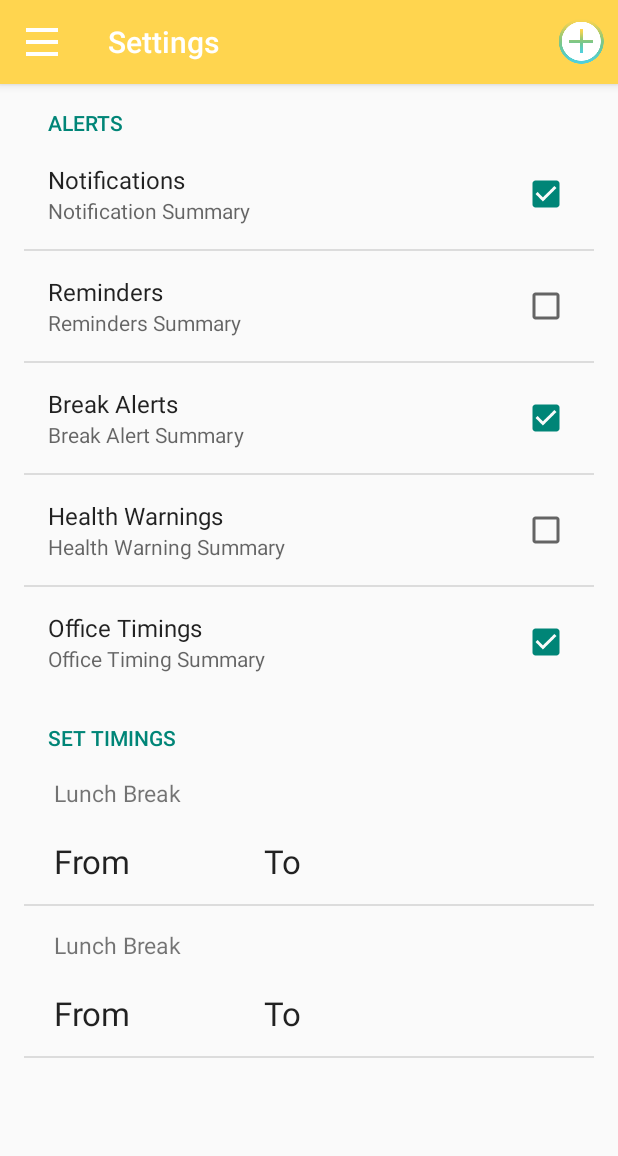
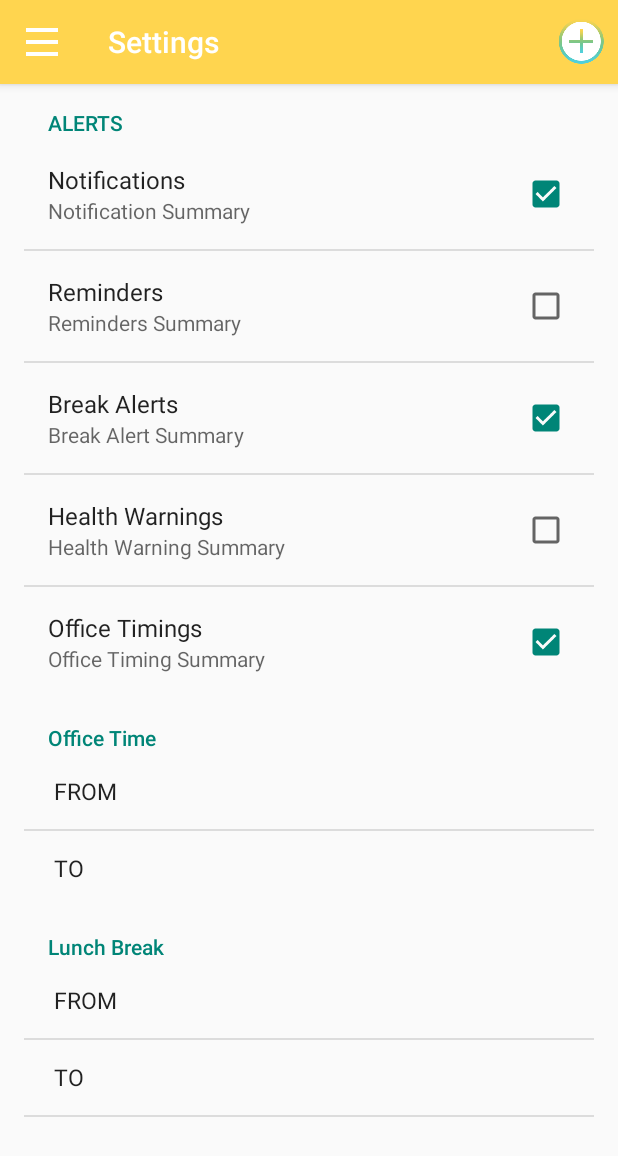
Before and after one commit to gouthamkrishna/Deskmote-android, an Android app: the fragment SettingsFragment placed in its activity, on a phone screen of 412 x 824 dp. Shown: the top 1156 px of the screen. Run offline under Robolectric (Android 15) with nearby library versions, the light colour scheme and no system bars; 3 statements that could not run were skipped.

Commit message:
Updated Settings

```diff
--- a/Navigation/app/src/main/java/com/beaconapp/user/navigation/fragments/SettingsFragment.java
+++ b/Navigation/app/src/main/java/com/beaconapp/user/navigation/fragments/SettingsFragment.java
@@ -2,22 +2,17 @@ package com.beaconapp.user.navigation.fragments;
 
 
 import android.annotation.TargetApi;
-import android.app.Fragment;
 import android.app.TimePickerDialog;
-import android.content.Intent;
 import android.content.SharedPreferences;
 import android.os.Build;
 import android.os.Bundle;
 import android.preference.Preference;
 import android.preference.PreferenceManager;
-import android.view.View;
-import android.widget.Button;
 import android.widget.TextView;
 import android.widget.TimePicker;
-import android.widget.Toast;
 
+import com.beaconapp.user.navigation.R;
 import com.beaconapp.user.navigation.activities.MainActivity;
-import com.beaconapp.user.navigation.R;
 
 import java.util.Calendar;
 
@@ -26,7 +21,7 @@ public class SettingsFragment extends PreferenceFragment implements TimePickerDi
 
     int timepickerID;
 
-    Preference pref_key_office_time, pref_key_lunch_break;
+    Preference pref_office_time_from, pref_lunch_break_to, pref_office_time_to, pref_lunch_break_from;
     TextView officeTimeFrom, officeTimeTo, lunchTimeFrom, lunchTimeTo;
     String picked_time, officeFrom, officeTo, lunchFrom, lunchTo;
     SharedPreferences sharedPref;
@@ -40,7 +35,7 @@ public class SettingsFragment extends PreferenceFragment implements TimePickerDi
     public void onCreate(Bundle savedInstanceState) {
         super.onCreate(savedInstanceState);
 
-        ((MainActivity)getActivity()).getSupportActionBar().setTitle("Settings");
+        ((MainActivity) getActivity()).getSupportActionBar().setTitle("Settings");
 
         addPreferencesFromResource(R.xml.preferences);
 
@@ -51,65 +46,56 @@ public class SettingsFragment extends PreferenceFragment implements TimePickerDi
         lunchFrom = sharedPref.getString("lunch_start_time", "13 : 00");
         lunchTo = sharedPref.getString("lunch_end_time", "13 : 30");
 
-        pref_key_office_time = findPreference("pref_key_office_time");
-        pref_key_lunch_break = findPreference("pref_key_lunch_break");
+        pref_office_time_from = findPreference("pref_key_office_time_from");
+        pref_lunch_break_to = findPreference("pref_key_lunch_break_to");
+        pref_office_time_to = findPreference("pref_key_office_time_to");
+        pref_lunch_break_from = findPreference("pref_key_lunch_break_from");
 
-        pref_key_office_time.setOnPreferenceClickListener(new Preference.OnPreferenceClickListener() {
+        pref_office_time_from.setOnPreferenceClickListener(new Preference.OnPreferenceClickListener() {
             @TargetApi(Build.VERSION_CODES.HONEYCOMB)
             @Override
             public boolean onPreferenceClick(Preference preference) {
 
-                officeTimeFrom = (TextView)getView().findViewById(R.id.officeTimeFrom);
-                officeTimeTo = (TextView)getView().findViewById(R.id.officeTimeTo);
-
-                officeTimeFrom.setOnClickListener(new View.OnClickListener() {
-                    @Override
-                    public void onClick(View v) {
-                        officeTimeFrom.setText(officeFrom);
-                        timepickerID=1;
+                officeTimeFrom = (TextView) getView().findViewById(R.id.officeFromTime);
+                timepickerID = 1;
                 showTimeDialog();
+                return false;
             }
         });
 
-                officeTimeTo.setOnClickListener(new View.OnClickListener() {
-                    @Override
-                    public void onClick(View v) {
-                        officeTimeTo.setText(officeTo);
-                        timepickerID=2;
-                        showTimeDialog();
-                    }
-                });
-
-                return true;
-            }
-        });
-
-        pref_key_lunch_break.setOnPreferenceClickListener(new Preference.OnPreferenceClickListener() {
+        pref_office_time_to.setOnPreferenceClickListener(new Preference.OnPreferenceClickListener() {
             @TargetApi(Build.VERSION_CODES.HONEYCOMB)
             @Override
             public boolean onPreferenceClick(Preference preference) {
 
-                lunchTimeFrom = (TextView)getView().findViewById(R.id.lunchTimeFrom);
-                lunchTimeTo = (TextView)getView().findViewById(R.id.lunchTimeTo);
-
-                lunchTimeFrom.setOnClickListener(new View.OnClickListener() {
-                    @Override
-                    public void onClick(View v) {
-                        lunchTimeFrom.setText(lunchFrom);
-                        timepickerID=3;
+                officeTimeTo = (TextView)getView().findViewById(R.id.officeToTime);
+                timepickerID=2;
                 showTimeDialog();
+                return false;
             }
         });
 
-                lunchTimeTo.setOnClickListener(new View.OnClickListener() {
+        pref_lunch_break_from.setOnPreferenceClickListener(new Preference.OnPreferenceClickListener() {
+            @TargetApi(Build.VERSION_CODES.HONEYCOMB)
             @Override
-                    public void onClick(View v) {
-                        lunchTimeTo.setText(lunchTo);
+            public boolean onPreferenceClick(Preference preference) {
+
+                lunchTimeFrom = (TextView)getView().findViewById(R.id.lunchFromTime);
+                timepickerID=3;
+                showTimeDialog();
+                return false;
+            }
+        });
+
+        pref_lunch_break_to.setOnPreferenceClickListener(new Preference.OnPreferenceClickListener() {
+            @TargetApi(Build.VERSION_CODES.HONEYCOMB)
+            @Override
+            public boolean onPreferenceClick(Preference preference) {
+
+                lunchTimeTo = (TextView)getView().findViewById(R.id.lunchToTime);
                 timepickerID=4;
                 showTimeDialog();
-                    }
-                });
-                return true;
+                return false;
             }
         });
 
@@ -139,6 +125,7 @@ public class SettingsFragment extends PreferenceFragment implements TimePickerDi
                 sharedPrefEditor.putInt("pref_key_office_time_from_hour", hourOfDay);
                 sharedPrefEditor.putInt("pref_key_office_time_from_minute", minute);
                 sharedPrefEditor.commit();
+                officeTimeFrom.setText(picked_time);
                 break;
             case 2:
                 picked_time = ""+hour+" : "+min;
@@ -147,6 +134,7 @@ public class SettingsFragment extends PreferenceFragment implements TimePickerDi
                 sharedPrefEditor.putInt("pref_key_office_time_to_hour", hourOfDay);
                 sharedPrefEditor.putInt("pref_key_office_time_to_minute", minute);
                 sharedPrefEditor.commit();
+                officeTimeTo.setText(picked_time);
                 break;
             case 3:
                 picked_time = ""+hour+" : "+min;
@@ -155,6 +143,7 @@ public class SettingsFragment extends PreferenceFragment implements TimePickerDi
                 sharedPrefEditor.putInt("pref_key_lunch_time_from_hour", hourOfDay);
                 sharedPrefEditor.putInt("pref_key_lunch_time_from_minute", minute);
                 sharedPrefEditor.commit();
+                lunchTimeFrom.setText(picked_time);
                 break;
             case 4:
                 picked_time = ""+hour+" : "+min;
@@ -163,6 +152,7 @@ public class SettingsFragment extends PreferenceFragment implements TimePickerDi
                 sharedPrefEditor.putInt("pref_key_lunch_time_to_hour", hourOfDay);
                 sharedPrefEditor.putInt("pref_key_lunch_time_to_minute", minute);
                 sharedPrefEditor.commit();
+                lunchTimeTo.setText(picked_time);
                 break;
         }
     }
--- a/Navigation/app/src/main/java/com/beaconapp/user/navigation/services/LoggerService.java
+++ b/Navigation/app/src/main/java/com/beaconapp/user/navigation/services/LoggerService.java
@@ -26,7 +26,7 @@ public class  LoggerService extends IntentService {
     long timestamp, desktime, officetime, outdoortime;
 
     SharedPreferences sharedPref;
-    Boolean defaultValue = false, test_val;
+    boolean defaultValue = false, test_val;
     DatabaseHandler db = new DatabaseHandler(this);
     Calendar calendar;
     Intent alarmIntent;
--- a/Navigation/app/src/main/res/layout/header.xml
+++ b/Navigation/app/src/main/res/layout/header.xml
@@ -23,7 +23,6 @@
             android:text="Elizabeth George"
             android:textSize="14sp"
             android:textStyle="bold"
-
             />
 
         <TextView
--- /dev/null
+++ b/Navigation/app/src/main/res/layout/preference_lunchtimefrom.xml
@@ -0,0 +1,29 @@
+<?xml version="1.0" encoding="utf-8"?>
+<RelativeLayout xmlns:android="http://schemas.android.com/apk/res/android"
+    android:layout_width="match_parent"
+    android:layout_height="50dp"
+    android:id="@+id/lunchFrom">
+
+    <TextView
+        android:layout_width="100dp"
+        android:layout_height="wrap_content"
+        android:textAppearance="?android:attr/textAppearanceLarge"
+        android:text="FROM"
+        android:textSize="15sp"
+        android:id="@+id/fromTextView"
+        android:layout_marginStart="20dp"
+        android:layout_centerVertical="true"
+        android:layout_alignParentStart="true" />
+
+    <TextView
+        android:layout_width="100dp"
+        android:layout_height="wrap_content"
+        android:textAppearance="?android:attr/textAppearanceLarge"
+        android:text=""
+        android:textSize="15sp"
+        android:id="@+id/lunchFromTime"
+        android:layout_centerVertical="true"
+        android:layout_toEndOf="@+id/fromTextView"
+        android:layout_marginStart="80dp" />
+
+</RelativeLayout>
--- /dev/null
+++ b/Navigation/app/src/main/res/layout/preference_lunchtimeto.xml
@@ -0,0 +1,29 @@
+<?xml version="1.0" encoding="utf-8"?>
+<RelativeLayout xmlns:android="http://schemas.android.com/apk/res/android"
+    android:layout_width="match_parent"
+    android:layout_height="50dp"
+    android:id="@+id/lunchTo">
+
+    <TextView
+        android:layout_width="100dp"
+        android:layout_height="wrap_content"
+        android:textAppearance="?android:attr/textAppearanceLarge"
+        android:text="TO"
+        android:textSize="15sp"
+        android:id="@+id/toTextView"
+        android:layout_marginStart="20dp"
+        android:layout_centerVertical="true"
+        android:layout_alignParentStart="true" />
+
+    <TextView
+        android:layout_width="100dp"
+        android:layout_height="wrap_content"
+        android:textAppearance="?android:attr/textAppearanceLarge"
+        android:text=""
+        android:textSize="15sp"
+        android:id="@+id/lunchToTime"
+        android:layout_centerVertical="true"
+        android:layout_toEndOf="@+id/toTextView"
+        android:layout_marginStart="80dp" />
+
+</RelativeLayout>
--- /dev/null
+++ b/Navigation/app/src/main/res/layout/preference_officetimefrom.xml
@@ -0,0 +1,29 @@
+<?xml version="1.0" encoding="utf-8"?>
+<RelativeLayout xmlns:android="http://schemas.android.com/apk/res/android"
+    android:layout_width="match_parent"
+    android:layout_height="50dp"
+    android:id="@+id/officeFrom">
+
+    <TextView
+        android:layout_width="100dp"
+        android:layout_height="wrap_content"
+        android:textAppearance="?android:attr/textAppearanceLarge"
+        android:text="FROM"
+        android:textSize="15sp"
+        android:id="@+id/fromTextView"
+        android:layout_marginStart="20dp"
+        android:layout_centerVertical="true"
+        android:layout_alignParentStart="true" />
+
+    <TextView
+        android:layout_width="100dp"
+        android:layout_height="wrap_content"
+        android:textAppearance="?android:attr/textAppearanceLarge"
+        android:text=""
+        android:textSize="15sp"
+        android:id="@+id/officeFromTime"
+        android:layout_centerVertical="true"
+        android:layout_toEndOf="@+id/fromTextView"
+        android:layout_marginStart="80dp" />
+
+</RelativeLayout>
--- /dev/null
+++ b/Navigation/app/src/main/res/layout/preference_officetimeto.xml
@@ -0,0 +1,29 @@
+<?xml version="1.0" encoding="utf-8"?>
+<RelativeLayout xmlns:android="http://schemas.android.com/apk/res/android"
+    android:layout_width="match_parent"
+    android:layout_height="50dp"
+    android:id="@+id/officeTo">
+
+    <TextView
+        android:layout_width="100dp"
+        android:layout_height="wrap_content"
+        android:textAppearance="?android:attr/textAppearanceLarge"
+        android:text="TO"
+        android:textSize="15sp"
+        android:id="@+id/toTextView"
+        android:layout_marginStart="20dp"
+        android:layout_centerVertical="true"
+        android:layout_alignParentStart="true" />
+
+    <TextView
+        android:layout_width="100dp"
+        android:layout_height="wrap_content"
+        android:textAppearance="?android:attr/textAppearanceLarge"
+        android:text=""
+        android:textSize="15sp"
+        android:id="@+id/officeToTime"
+        android:layout_centerVertical="true"
+        android:layout_toEndOf="@+id/toTextView"
+        android:layout_marginStart="80dp" />
+
+</RelativeLayout>
--- a/Navigation/app/src/main/res/xml/preferences.xml
+++ b/Navigation/app/src/main/res/xml/preferences.xml
@@ -43,17 +43,33 @@
 
     <PreferenceCategory
         android:key="pref_key_office_timings"
-        android:title="@string/pref_timing_title">
+        android:title="@string/pref_office_time_title">
 
         <Preference
             android:title="@string/pref_office_time_title"
-            android:key="pref_key_office_time"
-            android:layout="@layout/preference_officetime" />
+            android:key="pref_key_office_time_from"
+            android:layout="@layout/preference_officetimefrom" />
 
         <Preference
             android:title="@string/pref_lunch_break_title"
-            android:key="pref_key_lunch_break"
-            android:layout="@layout/preference_lunchbreak" />
+            android:key="pref_key_office_time_to"
+            android:layout="@layout/preference_officetimeto" />
+
+    </PreferenceCategory>
+
+    <PreferenceCategory
+        android:key="pref_key_office_timings"
+        android:title="@string/pref_lunch_break_title">
+
+        <Preference
+            android:title="@string/pref_office_time_title"
+            android:key="pref_key_lunch_break_from"
+            android:layout="@layout/preference_lunchtimefrom" />
+
+        <Preference
+            android:title="@string/pref_lunch_break_title"
+            android:key="pref_key_lunch_break_to"
+            android:layout="@layout/preference_lunchtimeto" />
 
     </PreferenceCategory>
 
```
Also changed, not shown: Navigation/app/src/main/res/drawable/bg3.jpg (added), 34 other files. Lines whose indentation alone changed are shown as unchanged.
